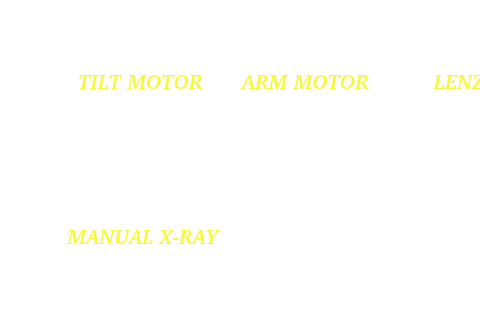
This is source/Service/Tools/toolsmenu.ui in marcorispoli/MAINCPU_Z175 as Qt 5 draws it before an edit; both pictures show x 0 to 480 and y 160 to 480 of the 800 by 480 pixel window. The edited form follows.
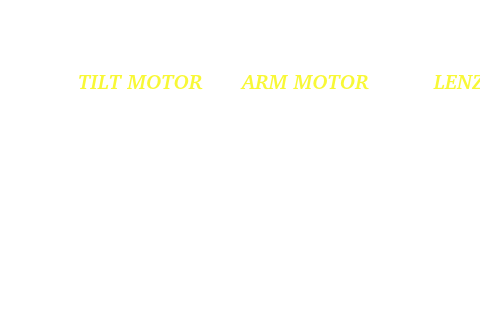
This is the edited form. Icons and pictures are not drawn.

Patch:
```diff
--- a/source/Service/Tools/toolsmenu.ui
+++ b/source/Service/Tools/toolsmenu.ui
@@ -282,71 +282,6 @@
      <set>Qt::AlignCenter</set>
     </property>
    </widget>
-   <widget class="QFrame" name="analogManualXray">
-    <property name="geometry">
-     <rect>
-      <x>55</x>
-      <y>275</y>
-      <width>176</width>
-      <height>146</height>
-     </rect>
-    </property>
-    <property name="styleSheet">
-     <string notr="true">background-image: url(:/transparent.png);</string>
-    </property>
-    <property name="frameShape">
-     <enum>QFrame::StyledPanel</enum>
-    </property>
-    <property name="frameShadow">
-     <enum>QFrame::Raised</enum>
-    </property>
-    <widget class="QPushButton" name="manualAnalogXrayButton">
-     <property name="geometry">
-      <rect>
-       <x>35</x>
-       <y>5</y>
-       <width>101</width>
-       <height>96</height>
-      </rect>
-     </property>
-     <property name="styleSheet">
-      <string notr="true">border-image: url(:/Sym/Sym/xray_sym.png);
-background-image: url(:/transparent.png);</string>
-     </property>
-     <property name="text">
-      <string/>
-     </property>
-    </widget>
-    <widget class="QLabel" name="label_6">
-     <property name="geometry">
-      <rect>
-       <x>10</x>
-       <y>100</y>
-       <width>156</width>
-       <height>41</height>
-      </rect>
-     </property>
-     <property name="font">
-      <font>
-       <family>Bitstream Charter</family>
-       <pointsize>16</pointsize>
-       <weight>75</weight>
-       <italic>true</italic>
-       <bold>true</bold>
-      </font>
-     </property>
-     <property name="styleSheet">
-      <string notr="true">background-image:url(/transparent.png);
-color: rgb(248, 248, 54);</string>
-     </property>
-     <property name="text">
-      <string notr="true">MANUAL X-RAY</string>
-     </property>
-     <property name="alignment">
-      <set>Qt::AlignCenter</set>
-     </property>
-    </widget>
-   </widget>
   </widget>
  </widget>
  <resources/>
```
